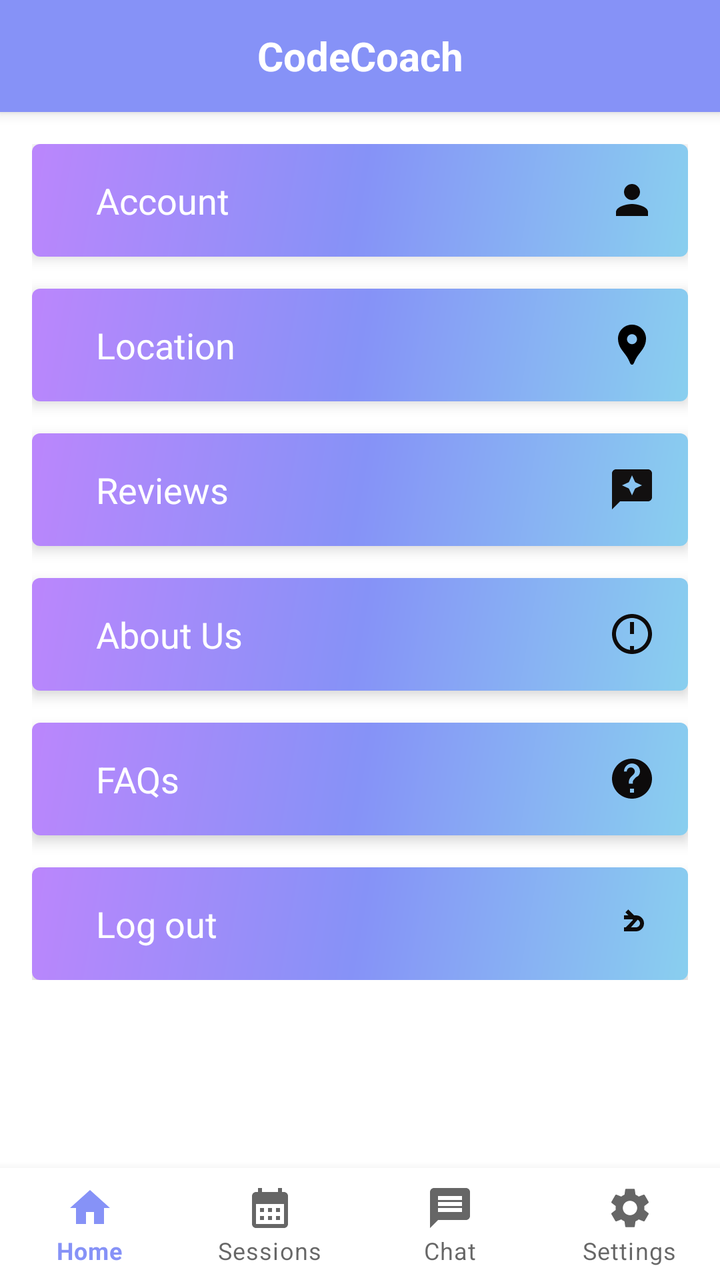
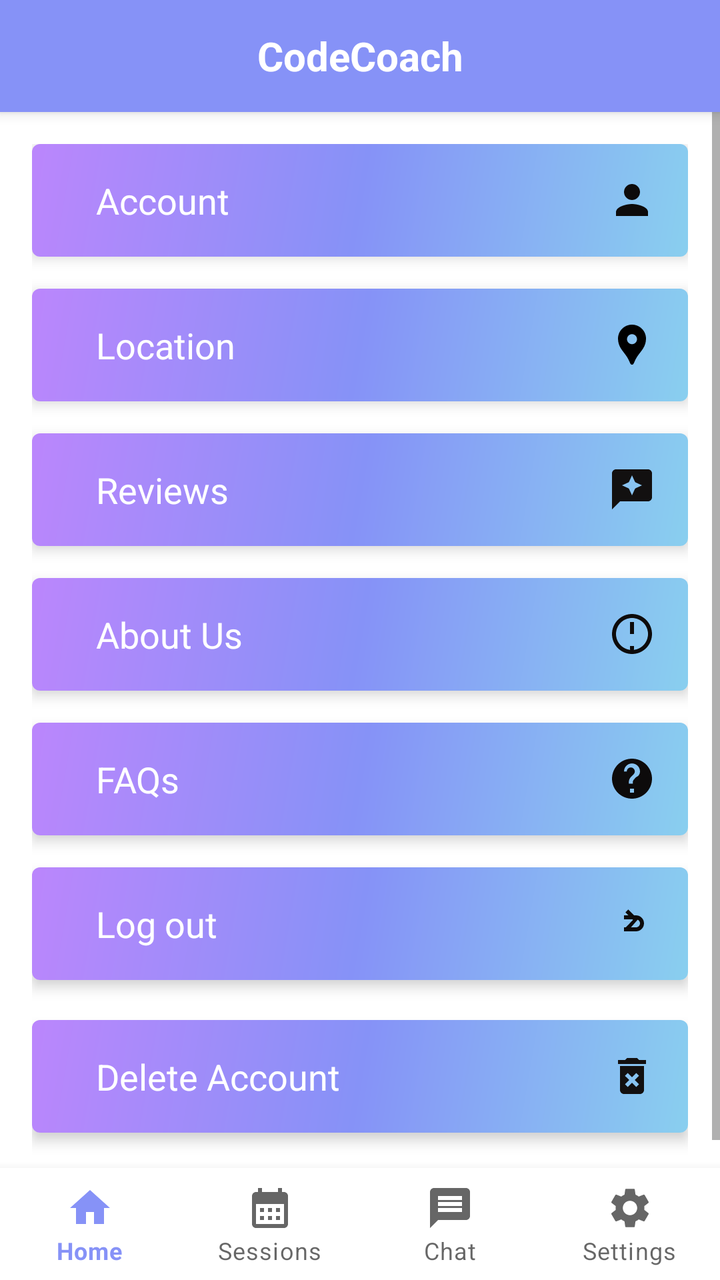

Two renders of the same Android screen: before a commit and after it. Below are the layout's source before the change and the commit's diff.
<!-- AndroidManifest.xml: application theme Theme.CC -->
<!-- res/layout/activity_tutor_settings.xml -->
<?xml version="1.0" encoding="utf-8"?>
<androidx.constraintlayout.widget.ConstraintLayout
    xmlns:android="http://schemas.android.com/apk/res/android"
    xmlns:app="http://schemas.android.com/apk/res-auto"
    xmlns:tools="http://schemas.android.com/tools"
    android:id="@+id/main"
    android:layout_width="match_parent"
    android:layout_height="match_parent"
    android:background="@android:color/system_on_tertiary_light"
    tools:context=".TutorSettings"
    tools:ignore="NewApi">

    <androidx.appcompat.widget.Toolbar
        android:id="@+id/top_bar"
        android:layout_width="match_parent"
        android:layout_height="wrap_content"
        android:background="?attr/colorPrimary"
        android:elevation="4dp"
        tools:ignore="MissingConstraints">

        <TextView
            android:id="@+id/top_bar_title"
            android:layout_width="wrap_content"
            android:layout_height="wrap_content"
            android:layout_gravity="center"
            android:text="CodeCoach"
            android:textColor="@android:color/white"
            android:textSize="20sp"
            android:textStyle="bold" />
    </androidx.appcompat.widget.Toolbar>

    <ScrollView
        android:id="@+id/scrollView"
        android:layout_width="0dp"
        android:layout_height="0dp"
        app:layout_constraintTop_toBottomOf="@id/top_bar"
        app:layout_constraintBottom_toTopOf="@id/bottomNavigationView"
        app:layout_constraintStart_toStartOf="parent"
        app:layout_constraintEnd_toEndOf="parent">

        <LinearLayout
            android:layout_width="match_parent"
            android:layout_height="wrap_content"
            android:orientation="vertical"
            android:padding="16dp">

            <com.google.android.material.card.MaterialCardView
                android:id="@+id/accountCard"
                android:layout_width="match_parent"
                android:layout_height="wrap_content"
                android:layout_marginBottom="16dp"
                android:clickable="true"
                android:focusable="true"
                app:cardElevation="4dp">

                <LinearLayout
                    android:layout_width="match_parent"
                    android:layout_height="wrap_content"
                    android:background="@drawable/gradient"
                    android:orientation="horizontal"
                    android:padding="16dp"
                    android:gravity="center_vertical">

                    <TextView
                        android:layout_width="0dp"
                        android:layout_height="wrap_content"
                        android:layout_marginStart="16dp"
                        android:layout_weight="1"
                        android:textColor="@color/white"
                        android:text="Account"
                        android:textSize="18sp" />

                    <ImageView
                        android:layout_width="24dp"
                        android:layout_height="24dp"
                        android:contentDescription="@string/next"
                        android:src="@drawable/baseline_person_2" />
                </LinearLayout>
            </com.google.android.material.card.MaterialCardView>

            <com.google.android.material.card.MaterialCardView
                android:layout_width="match_parent"
                android:layout_height="wrap_content"
                android:layout_marginBottom="16dp"
                android:id="@+id/locationCard"
                android:clickable="true"
                android:focusable="true"
                app:cardElevation="4dp">

                <LinearLayout
                    android:layout_width="match_parent"
                    android:layout_height="wrap_content"
                    android:orientation="horizontal"
                    android:background="@drawable/gradient"
                    android:padding="16dp"
                    android:gravity="center_vertical">

                    <TextView
                        android:layout_width="0dp"
                        android:layout_height="wrap_content"
                        android:layout_marginStart="16dp"
                        android:layout_weight="1"
                        android:textColor="@color/white"
                        android:text="Location"
                        android:textSize="18sp" />

                    <ImageView
                        android:layout_width="24dp"
                        android:layout_height="24dp"
                        android:src="@drawable/baseline_location_pin_24"
                        android:contentDescription="@string/next" />
                </LinearLayout>
            </com.google.android.material.card.MaterialCardView>

            <com.google.android.material.card.MaterialCardView
                android:layout_width="match_parent"
                android:layout_height="wrap_content"
                android:layout_marginBottom="16dp"
                android:id="@+id/reviewsCard"
                android:clickable="true"
                android:focusable="true"
                app:cardElevation="4dp">

                <LinearLayout
                    android:layout_width="match_parent"
                    android:layout_height="wrap_content"
                    android:orientation="horizontal"
                    android:background="@drawable/gradient"
                    android:padding="16dp"
                    android:gravity="center_vertical">

                    <TextView
                        android:layout_width="0dp"
                        android:layout_height="wrap_content"
                        android:layout_marginStart="16dp"
                        android:layout_weight="1"
                        android:textColor="@color/white"
                        android:text="Reviews"
                        android:textSize="18sp" />

                    <ImageView
                        android:layout_width="24dp"
                        android:layout_height="24dp"
                        android:src="@drawable/reviews"
                        android:contentDescription="@string/next" />
                </LinearLayout>
            </com.google.android.material.card.MaterialCardView>

            <com.google.android.material.card.MaterialCardView
                android:layout_width="match_parent"
                android:layout_height="wrap_content"
                android:layout_marginBottom="16dp"
                android:clickable="true"
                android:id="@+id/TutorAboutUs"
                android:focusable="true"
                app:cardElevation="4dp">

                <LinearLayout
                    android:layout_width="match_parent"
                    android:layout_height="wrap_content"
                    android:orientation="horizontal"
                    android:background="@drawable/gradient"
                    android:padding="16dp"
                    android:gravity="center_vertical">

                    <TextView
                        android:layout_width="0dp"
                        android:layout_height="wrap_content"
                        android:layout_marginStart="16dp"
                        android:layout_weight="1"
                        android:textColor="@color/white"
                        android:text="About Us"
                        android:textSize="18sp" />

                    <ImageView
                        android:layout_width="24dp"
                        android:layout_height="24dp"
                        android:src="@drawable/baseline_faqs_24"
                        android:contentDescription="@string/next" />
                </LinearLayout>
            </com.google.android.material.card.MaterialCardView>

            <com.google.android.material.card.MaterialCardView
                android:layout_width="match_parent"
                android:layout_height="wrap_content"
                android:layout_marginBottom="16dp"
                android:id="@+id/TutorFaqCard"
                android:clickable="true"
                android:focusable="true"
                app:cardElevation="4dp">

                <LinearLayout
                    android:layout_width="match_parent"
                    android:layout_height="wrap_content"
                    android:orientation="horizontal"
                    android:background="@drawable/gradient"
                    android:padding="16dp"
                    android:gravity="center_vertical">

                    <TextView
                        android:layout_width="0dp"
                        android:layout_height="wrap_content"
                        android:layout_marginStart="16dp"
                        android:layout_weight="1"
                        android:textColor="@color/white"
                        android:text="FAQs"
                        android:textSize="18sp" />

                    <ImageView
                        android:layout_width="24dp"
                        android:layout_height="24dp"
                        android:src="@drawable/baseline_aboutus_24"
                        android:contentDescription="@string/next" />
                </LinearLayout>
            </com.google.android.material.card.MaterialCardView>

            <com.google.android.material.card.MaterialCardView
                android:layout_width="match_parent"
                android:layout_height="wrap_content"
                android:clickable="true"
                android:id="@+id/logoutCard"
                android:focusable="true"
                app:cardElevation="4dp">

                <LinearLayout
                    android:layout_width="match_parent"
                    android:layout_height="wrap_content"
                    android:orientation="horizontal"
                    android:background="@drawable/gradient"
                    android:padding="16dp"
                    android:gravity="center_vertical">

                    <TextView
                        android:layout_width="0dp"
                        android:layout_height="wrap_content"
                        android:layout_marginStart="16dp"
                        android:layout_weight="1"
                        android:textColor="@color/white"
                        android:text="Log out"
                        android:textSize="18sp" />

                    <ImageView
                        android:layout_width="24dp"
                        android:layout_height="24dp"
                        android:src="@drawable/baseline_logout_24"
                        android:contentDescription="@string/next" />
                </LinearLayout>
            </com.google.android.material.card.MaterialCardView>

        </LinearLayout>
    </ScrollView>

    <FrameLayout
        android:id="@+id/fragment_container"
        android:layout_width="match_parent"
        android:layout_height="match_parent"
        android:layout_above="@id/bottomNavigationView"
        android:visibility="gone"
        tools:ignore="NotSibling" />

    <com.google.android.material.bottomnavigation.BottomNavigationView
        android:id="@+id/bottomNavigationView"
        android:layout_width="match_parent"
        android:layout_height="wrap_content"
        android:background="@color/white"
        app:labelVisibilityMode="labeled"
        app:layout_constraintBottom_toBottomOf="parent"
        app:layout_constraintStart_toStartOf="parent"
        app:layout_constraintEnd_toEndOf="parent"
        app:menu="@menu/bottom_menu" />>

</androidx.constraintlayout.widget.ConstraintLayout>
<!-- resources referenced by this layout -->
<resources>
  <color name="white">#FFFFFFFF</color>
  <!-- drawable baseline_faqs_24 (drawable) -->
  <vector xmlns:android="http://schemas.android.com/apk/res/android"
      android:width="24dp"
      android:height="24dp"
      android:viewportWidth="24"
      android:viewportHeight="24"
      android:tint="#0D0B0B">
      <path
          android:fillColor="@color/white"
          android:pathData="M11 18h2v2h-2v-2zm1-16C6.48 2 2 6.48 2 12s4.48 10 10 10 10-4.48 10-10S17.52 2 12 2zm0 18c-4.41 0-8-3.59-8-8s3.59-8 8-8 8 3.59 8 8-3.59 8-8 8zm1-12h-2v4h2v-4zm0-2h-2v2h2V6z"/>
  </vector>
  <!-- drawable baseline_logout_24 (drawable) -->
  <vector xmlns:android="http://schemas.android.com/apk/res/android"
      android:width="24dp"
      android:height="24dp"
      android:viewportWidth="24"
      android:viewportHeight="24"
      android:tint="#0D0B0B">
      <path
          android:fillColor="@color/white"
          android:pathData="M10.09,15.59L8.67,14.17L12.5,10.33L8.67,6.5L10.09,5.09L15,10L10.09,15.59z M16,12c0,-1.11 -0.9,-2 -2,-2h-6v-2h6c2.21,0 4,1.79 4,4c0,2.21 -1.79,4 -4,4h-6v-2h6c1.1,0 2,-0.89 2,-2z"/>
  </vector>
  <!-- drawable baseline_person_2 (drawable) -->
  <vector xmlns:android="http://schemas.android.com/apk/res/android" android:height="24dp" android:tint="#0D0B0B" android:viewportHeight="24" android:viewportWidth="24" android:width="24dp">
        
      <path android:fillColor="@color/white" android:pathData="M12,12c2.21,0 4,-1.79 4,-4s-1.79,-4 -4,-4 -4,1.79 -4,4 1.79,4 4,4zM12,14c-2.67,0 -8,1.34 -8,4v2h16v-2c0,-2.66 -5.33,-4 -8,-4z"/>
      
  </vector>
  <!-- drawable gradient (drawable) -->
  <?xml version="1.0" encoding="utf-8"?>
  <shape xmlns:android="http://schemas.android.com/apk/res/android">
  
      <gradient android:startColor="@color/purple_200"
          android:centerColor="@color/lavender"
          android:endColor="@color/blue"
          android:angle="315"/>
  
  </shape>
  <!-- drawable reviews (drawable) -->
  <vector xmlns:android="http://schemas.android.com/apk/res/android" android:height="24dp" android:tint="#121010" android:viewportHeight="24" android:viewportWidth="24" android:width="24dp">
        
      <path android:fillColor="@android:color/white" android:pathData="M20,2H4C2.9,2 2,2.9 2,4v18l4,-4h14c1.1,0 2,-0.9 2,-2V4C22,2.9 21.1,2 20,2zM13.57,11.57L12,15l-1.57,-3.43L7,10l3.43,-1.57L12,5l1.57,3.43L17,10L13.57,11.57z"/>
      
  </vector>
  <string name="next">Next</string>
  <style name="Theme.CC" parent="Base.Theme.CC" />
  <color name="purple_200">#FFBB86FC</color>
  <color name="lavender">#8692f7</color>
  <color name="blue">#89CFEF</color>
  <style name="Base.Theme.CC" parent="Theme.MaterialComponents.DayNight.NoActionBar">
          
          <item name="colorPrimary">@color/lavender</item>
          <item name="colorPrimaryVariant">@color/lavender</item>
          <item name="colorOnPrimary">@color/white</item>
          
          <item name="colorSecondary">@color/teal_200</item>
          <item name="colorSecondaryVariant">@color/teal_700</item>
          <item name="colorOnSecondary">@color/black</item>
          
          <item name="android:statusBarColor">?attr/colorPrimaryVariant</item>
          
          
      </style>
  <color name="teal_200">#FF03DAC5</color>
  <color name="teal_700">#FF018786</color>
  <color name="black">#FF000000</color>
  <!-- unchanged entries left out for length: 2 -->
</resources>

<!-- the commit's change to res/layout/activity_tutor_settings.xml (unified diff, before → after) -->
@@ -146,6 +146,8 @@
                 </LinearLayout>
             </com.google.android.material.card.MaterialCardView>
 
+            
+
             <com.google.android.material.card.MaterialCardView
                 android:layout_width="match_parent"
                 android:layout_height="wrap_content"
@@ -243,6 +245,44 @@
                         android:layout_width="24dp"
                         android:layout_height="24dp"
                         android:src="@drawable/baseline_logout_24"
+                        android:contentDescription="@string/next" />
+                </LinearLayout>
+            </com.google.android.material.card.MaterialCardView>
+
+            <View
+                android:layout_width="20dp"
+                android:layout_height="20dp"/>
+
+            <com.google.android.material.card.MaterialCardView
+                android:layout_width="match_parent"
+                android:layout_height="wrap_content"
+                android:layout_marginBottom="16dp"
+                android:clickable="true"
+                android:id="@+id/DeleteCard"
+                android:focusable="true"
+                app:cardElevation="4dp">
+
+                <LinearLayout
+                    android:layout_width="match_parent"
+                    android:layout_height="wrap_content"
+                    android:orientation="horizontal"
+                    android:padding="16dp"
+                    android:background="@drawable/gradient"
+                    android:gravity="center_vertical">
+
+                    <TextView
+                        android:layout_width="0dp"
+                        android:layout_height="wrap_content"
+                        android:layout_marginStart="16dp"
+                        android:layout_weight="1"
+                        android:text="Delete Account"
+                        android:textColor="@color/white"
+                        android:textSize="18sp" />
+
+                    <ImageView
+                        android:layout_width="24dp"
+                        android:layout_height="24dp"
+                        android:src="@drawable/ic_delete"
                         android:contentDescription="@string/next" />
                 </LinearLayout>
             </com.google.android.material.card.MaterialCardView>
<!-- resource entries referenced after the edit -->
@@ -39,6 +39,12 @@
           android:angle="315"/>
   
   </shape>
+  <!-- drawable ic_delete (drawable) -->
+  <vector xmlns:android="http://schemas.android.com/apk/res/android" android:height="24dp" android:tint="#121010" android:viewportHeight="24" android:viewportWidth="24" android:width="24dp">
+        
+      <path android:fillColor="@android:color/white" android:pathData="M6,19c0,1.1 0.9,2 2,2h8c1.1,0 2,-0.9 2,-2L18,7L6,7v12zM8.46,11.88l1.41,-1.41L12,12.59l2.12,-2.12 1.41,1.41L13.41,14l2.12,2.12 -1.41,1.41L12,15.41l-2.12,2.12 -1.41,-1.41L10.59,14l-2.13,-2.12zM15.5,4l-1,-1h-5l-1,1L5,4v2h14L19,4z"/>
+      
+  </vector>
   <!-- drawable reviews (drawable) -->
   <vector xmlns:android="http://schemas.android.com/apk/res/android" android:height="24dp" android:tint="#121010" android:viewportHeight="24" android:viewportWidth="24" android:width="24dp">
         
